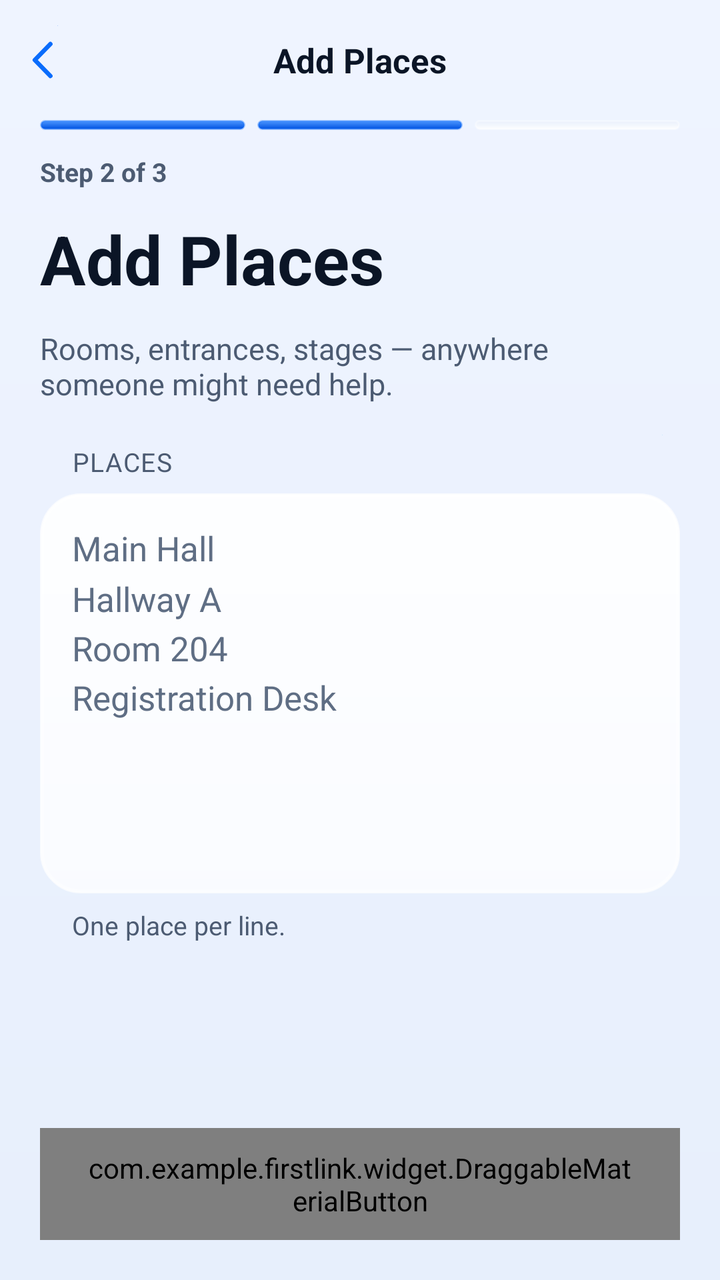
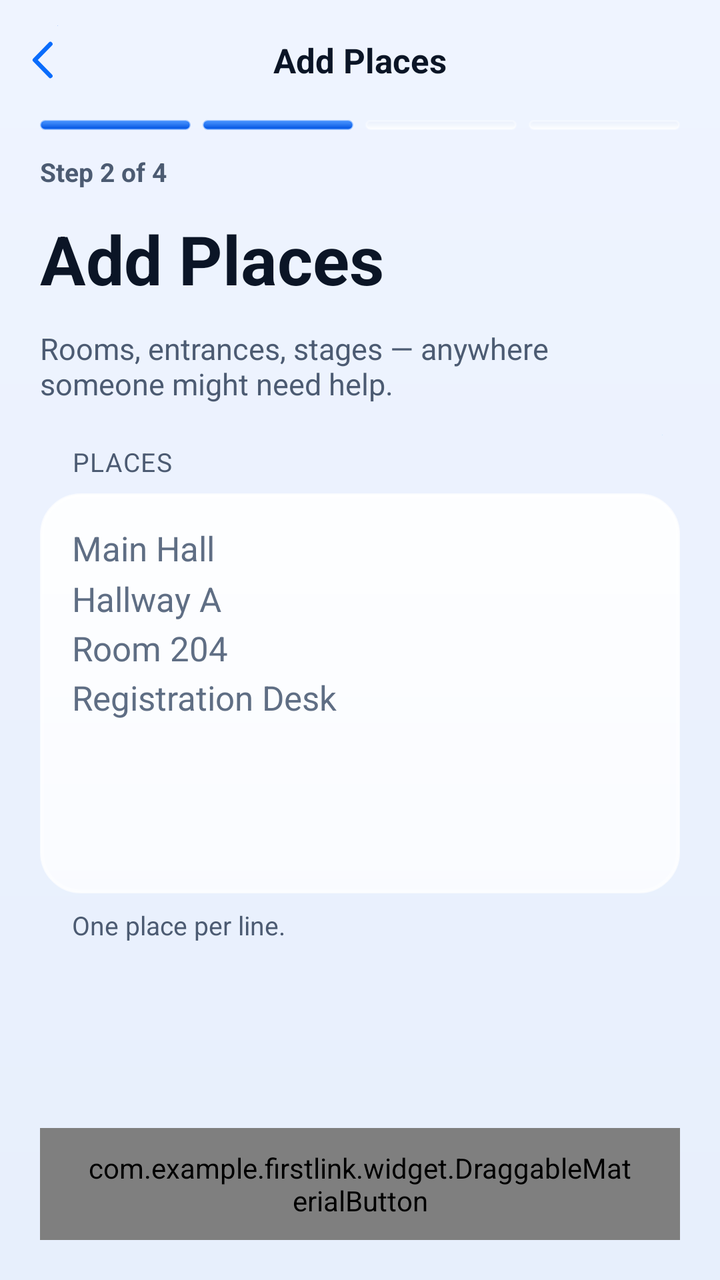

Compare the two renders of this Android layout. The source of the first and the diff that turns it into the second are given below.
<!-- AndroidManifest.xml: application theme Theme.FirstLink -->
<!-- res/layout/after_add_places_clicked.xml -->
<?xml version="1.0" encoding="utf-8"?>
<androidx.constraintlayout.widget.ConstraintLayout xmlns:android="http://schemas.android.com/apk/res/android"
    xmlns:app="http://schemas.android.com/apk/res-auto"
    android:id="@+id/add_places_admin"
    android:fitsSystemWindows="true"
    android:layout_width="match_parent"
    android:layout_height="match_parent"
    android:background="@drawable/bg_page_glass">

    
    <FrameLayout
        android:id="@+id/nav_bar"
        android:layout_width="0dp"
        android:layout_height="44dp"
        android:layout_marginTop="8dp"
        app:layout_constraintEnd_toEndOf="parent"
        app:layout_constraintStart_toStartOf="parent"
        app:layout_constraintTop_toTopOf="parent">

        <TextView
            android:layout_width="match_parent"
            android:layout_height="match_parent"
            android:gravity="center"
            android:text="Add Places"
            android:textColor="@color/text_primary"
            android:textSize="17sp"
            android:textStyle="bold" />

        <ImageButton
            android:id="@+id/back_button"
            android:layout_width="44dp"
            android:layout_height="44dp"
            android:layout_gravity="start|center_vertical"
            android:background="?attr/selectableItemBackgroundBorderless"
            android:contentDescription="Back"
            android:padding="10dp"
            android:scaleType="fitCenter"
            android:src="@drawable/ic_back"
            android:tint="@color/brand_primary" />
    </FrameLayout>

    <ScrollView
        android:layout_width="0dp"
        android:layout_height="0dp"
        android:clipToPadding="false"
        android:fillViewport="true"
        android:scrollbars="none"
        app:layout_constraintBottom_toTopOf="@id/saveButton"
        app:layout_constraintEnd_toEndOf="parent"
        app:layout_constraintStart_toStartOf="parent"
        app:layout_constraintTop_toBottomOf="@id/nav_bar">

        <LinearLayout
            android:layout_width="match_parent"
            android:layout_height="wrap_content"
            android:orientation="vertical"
            android:paddingBottom="24dp">

            
            <LinearLayout
                android:layout_width="match_parent"
                android:layout_height="wrap_content"
                android:layout_marginStart="20dp"
                android:layout_marginTop="8dp"
                android:layout_marginEnd="20dp"
                android:orientation="horizontal">

                <View
                    android:layout_width="0dp"
                    android:layout_height="5dp"
                    android:layout_weight="1"
                    android:background="@drawable/bg_ios_progress_on" />

                <View
                    android:layout_width="0dp"
                    android:layout_height="5dp"
                    android:layout_marginStart="6dp"
                    android:layout_weight="1"
                    android:background="@drawable/bg_ios_progress_on" />

                <View
                    android:layout_width="0dp"
                    android:layout_height="5dp"
                    android:layout_marginStart="6dp"
                    android:layout_weight="1"
                    android:background="@drawable/bg_ios_progress_off" />
            </LinearLayout>

            <TextView
                android:layout_width="match_parent"
                android:layout_height="wrap_content"
                android:layout_marginStart="20dp"
                android:layout_marginTop="12dp"
                android:layout_marginEnd="20dp"
                android:text="Step 2 of 3"
                android:textColor="@color/text_secondary"
                android:textSize="13sp"
                android:textStyle="bold" />

            <TextView
                android:layout_width="match_parent"
                android:layout_height="wrap_content"
                android:layout_marginStart="20dp"
                android:layout_marginTop="12dp"
                android:layout_marginEnd="20dp"
                android:text="Add Places"
                android:textColor="@color/text_primary"
                android:textSize="34sp"
                android:textStyle="bold" />

            <TextView
                android:layout_width="match_parent"
                android:layout_height="wrap_content"
                android:layout_marginStart="20dp"
                android:layout_marginTop="12dp"
                android:layout_marginEnd="20dp"
                android:text="Rooms, entrances, stages — anywhere someone might need help."
                android:textColor="@color/text_secondary"
                android:textSize="15sp" />

            
            <TextView
                android:layout_width="match_parent"
                android:layout_height="wrap_content"
                android:layout_marginStart="36dp"
                android:layout_marginTop="20dp"
                android:layout_marginEnd="36dp"
                android:layout_marginBottom="7dp"
                android:letterSpacing="0.04"
                android:text="PLACES"
                android:textAllCaps="true"
                android:textColor="@color/text_secondary"
                android:textSize="13sp" />

            <LinearLayout
                android:layout_width="match_parent"
                android:layout_height="wrap_content"
                android:layout_marginStart="20dp"
                android:layout_marginEnd="20dp"
                android:background="@drawable/bg_ios_group"
                android:orientation="vertical">

                <EditText
                    android:id="@+id/places_added"
                    android:layout_width="match_parent"
                    android:layout_height="200dp"
                    android:background="@null"
                    android:gravity="top|start"
                    android:hint="Main Hall&#10;Hallway A&#10;Room 204&#10;Registration Desk"
                    android:imeOptions="actionDone"
                    android:inputType="textCapSentences|textMultiLine"
                    android:lineSpacingMultiplier="1.25"
                    android:padding="16dp"
                    android:scrollbars="vertical"
                    android:textColor="@color/text_primary"
                    android:textColorHint="@color/text_hint"
                    android:textSize="17sp" />
            </LinearLayout>

            <TextView
                android:layout_width="match_parent"
                android:layout_height="wrap_content"
                android:layout_marginStart="36dp"
                android:layout_marginTop="7dp"
                android:layout_marginEnd="36dp"
                android:lineSpacingMultiplier="1.25"
                android:text="One place per line."
                android:textColor="@color/text_secondary"
                android:textSize="13sp" />
        </LinearLayout>
    </ScrollView>

    
    <com.example.firstlink.widget.DraggableMaterialButton
        android:id="@+id/saveButton"
        style="@style/Widget.FirstLink.Button.Primary"
        android:layout_width="0dp"
        android:layout_height="56dp"
        android:layout_marginStart="20dp"
        android:layout_marginEnd="20dp"
        android:layout_marginBottom="20dp"
        android:elevation="0dp"
        android:insetTop="0dp"
        android:insetBottom="0dp"
        android:stateListAnimator="@null"
        android:text="Save Places"
        android:textAllCaps="false"
        android:textColor="@color/white"
        android:textSize="17sp"
        android:textStyle="bold"
        app:backgroundTint="@color/brand_primary"
        app:cornerRadius="28dp"
        app:elevation="0dp"
        app:icon="@drawable/ic_sf_checkmark"
        app:iconGravity="textStart"
        app:iconPadding="8dp"
        app:iconSize="20dp"
        app:iconTint="@color/white"
        app:layout_constraintBottom_toBottomOf="parent"
        app:layout_constraintEnd_toEndOf="parent"
        app:layout_constraintStart_toStartOf="parent"
        app:strokeWidth="0dp" />

</androidx.constraintlayout.widget.ConstraintLayout>
<!-- resources referenced by this layout -->
<resources>
  <color name="brand_primary">#0A6CFC</color>
  <color name="text_hint">#5F6E84</color>
  <color name="text_primary">#0B1526</color>
  <color name="text_secondary">#4C5B72</color>
  <color name="white">#FFFFFFFF</color>
  <!-- drawable bg_ios_progress_off (drawable) -->
  <?xml version="1.0" encoding="utf-8"?>
  <shape xmlns:android="http://schemas.android.com/apk/res/android" android:shape="rectangle">
      <corners android:radius="100dp" />
      <gradient android:angle="270" android:endColor="@color/glass_well_bottom" android:startColor="@color/glass_well_top" android:type="linear" />
      <stroke android:width="1dp" android:color="@color/glass_rim_inner" />
  </shape>
  <style name="Theme.FirstLink" parent="Base.Theme.FirstLink" />
  <color name="glass_sheen_bottom">#B8FFFFFF</color>
  <color name="glass_sheen_top">#E6FFFFFF</color>
  <color name="glass_rim">#B3FFFFFF</color>
  <color name="glass_rim_inner">#59FFFFFF</color>
  <color name="glass_well_bottom">#CCFFFFFF</color>
  <color name="glass_well_top">#66E2EAF7</color>
  <color name="brand_primary_dark">#0052E0</color>
  <color name="brand_primary_light">#4D97FF</color>
  <color name="brand_border_soft">#590A6CFC</color>
  <color name="page_bottom">#E7EFFC</color>
  <color name="page_top">#EFF4FF</color>
  <color name="bloom_brand_clear">#000A6CFC</color>
  <color name="bloom_brand">#4D0A6CFC</color>
  <color name="bloom_sky_clear">#0000A3FF</color>
  <color name="bloom_sky">#4700A3FF</color>
  <color name="bloom_white_clear">#00FFFFFF</color>
  <color name="bloom_white">#B3FFFFFF</color>
  <style name="Widget.FirstLink.Button" parent="Widget.Material3.Button">
          <item name="android:stateListAnimator">@animator/button_press_feedback</item>
          <item name="android:textAllCaps">false</item>
          <item name="android:letterSpacing">0</item>
          <item name="shapeAppearanceOverlay">@style/ShapeAppearance.FirstLink.Pill</item>
          <item name="strokeWidth">0dp</item>
      </style>
  <color name="brand_glow">#0A6CFC</color>
  <style name="ShapeAppearance.FirstLink.Pill" parent="">
          <item name="cornerFamily">rounded</item>
          <item name="cornerSize">50%</item>
      </style>
  <color name="brand_primary_container">#240A6CFC</color>
  <color name="brand_on_primary_container">#0B47B0</color>
  <color name="danger">#D70015</color>
  <color name="surface">#EFF4FF</color>
  <color name="border_light">#26355C8C</color>
  <style name="ShapeAppearance.FirstLink.Small" parent="ShapeAppearance.Material3.SmallComponent">
          <item name="cornerSize">18dp</item>
      </style>
  <style name="ShapeAppearance.FirstLink.Medium" parent="ShapeAppearance.Material3.MediumComponent">
          <item name="cornerSize">24dp</item>
      </style>
  <style name="ShapeAppearance.FirstLink.Large" parent="ShapeAppearance.Material3.LargeComponent">
          <item name="cornerSize">30dp</item>
      </style>
  <style name="WindowAnimation.FirstLink" parent="@android:style/Animation.Activity">
          <item name="android:activityOpenEnterAnimation">@anim/activity_open_enter</item>
          <item name="android:activityOpenExitAnimation">@anim/activity_open_exit</item>
          <item name="android:activityCloseEnterAnimation">@anim/activity_close_enter</item>
          <item name="android:activityCloseExitAnimation">@anim/activity_close_exit</item>
      </style>
  <color name="dialog_glass_surface">#F0F7FAFF</color>
  <color name="text_body">#33425A</color>
  <color name="glass_fill">#A6FFFFFF</color>
  <color name="glass_border_strong">#59839FC4</color>
  <color name="glass_ripple">#3D0A6CFC</color>
  <!-- unchanged entries left out for length: 10 -->
</resources>

<!-- the commit's change to res/layout/after_add_places_clicked.xml (unified diff, before → after) -->
@@ -84,6 +84,13 @@
                     android:layout_marginStart="6dp"
                     android:layout_weight="1"
                     android:background="@drawable/bg_ios_progress_off" />
+
+                <View
+                    android:layout_width="0dp"
+                    android:layout_height="5dp"
+                    android:layout_marginStart="6dp"
+                    android:layout_weight="1"
+                    android:background="@drawable/bg_ios_progress_off" />
             </LinearLayout>
 
             <TextView
@@ -92,7 +99,7 @@
                 android:layout_marginStart="20dp"
                 android:layout_marginTop="12dp"
                 android:layout_marginEnd="20dp"
-                android:text="Step 2 of 3"
+                android:text="Step 2 of 4"
                 android:textColor="@color/text_secondary"
                 android:textSize="13sp"
                 android:textStyle="bold" />
